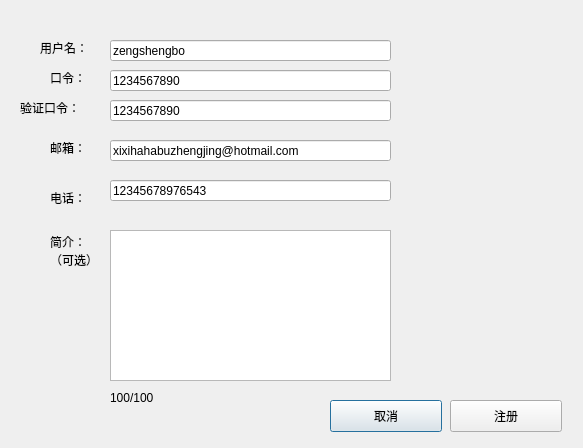
Above: src/login/signup.ui from imteam2019/imclient before the change. Below: the same form after it.
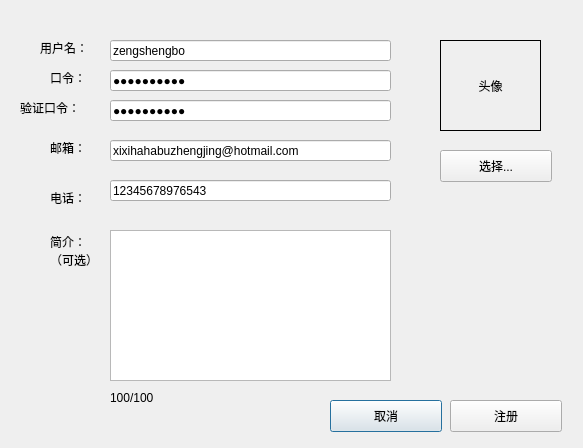
That is the form after the change.

Commit message: 1.added interface. 2. modified some class implements

Diff of the .ui file:
```diff
--- a/src/login/signup.ui
+++ b/src/login/signup.ui
@@ -135,6 +135,9 @@
    <property name="text">
     <string>1234567890</string>
    </property>
+   <property name="echoMode">
+    <enum>QLineEdit::PasswordEchoOnEdit</enum>
+   </property>
   </widget>
   <widget class="QLineEdit" name="lePasswdRe">
    <property name="geometry">
@@ -151,6 +154,9 @@
    <property name="text">
     <string>1234567890</string>
    </property>
+   <property name="echoMode">
+    <enum>QLineEdit::PasswordEchoOnEdit</enum>
+   </property>
   </widget>
   <widget class="QLineEdit" name="leEmail">
    <property name="geometry">
@@ -227,6 +233,41 @@
     <string>100/100</string>
    </property>
   </widget>
+  <widget class="QLabel" name="lblMyLogo">
+   <property name="geometry">
+    <rect>
+     <x>440</x>
+     <y>40</y>
+     <width>101</width>
+     <height>91</height>
+    </rect>
+   </property>
+   <property name="layoutDirection">
+    <enum>Qt::LeftToRight</enum>
+   </property>
+   <property name="frameShape">
+    <enum>QFrame::Box</enum>
+   </property>
+   <property name="text">
+    <string>头像</string>
+   </property>
+   <property name="alignment">
+    <set>Qt::AlignCenter</set>
+   </property>
+  </widget>
+  <widget class="QPushButton" name="pbSelPic">
+   <property name="geometry">
+    <rect>
+     <x>440</x>
+     <y>150</y>
+     <width>112</width>
+     <height>32</height>
+    </rect>
+   </property>
+   <property name="text">
+    <string>选择...</string>
+   </property>
+  </widget>
  </widget>
  <resources/>
  <connections/>
```
The commit also changes 160 other files.
